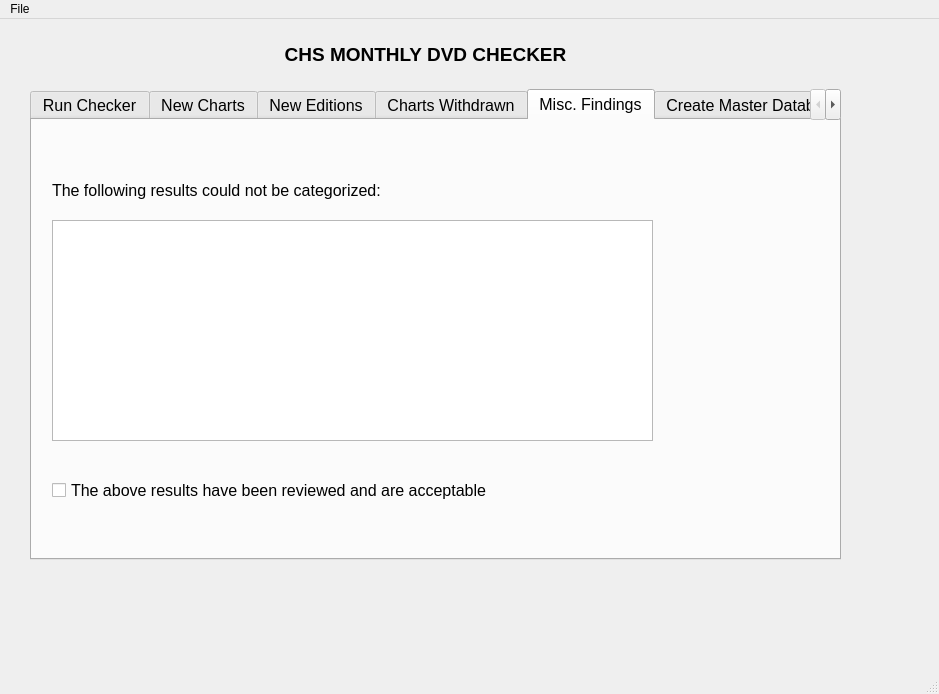
First picture: the form in CHS_DVD_Checker.ui, repository Mabus00/CHS-DVD-Reader, before the edit.
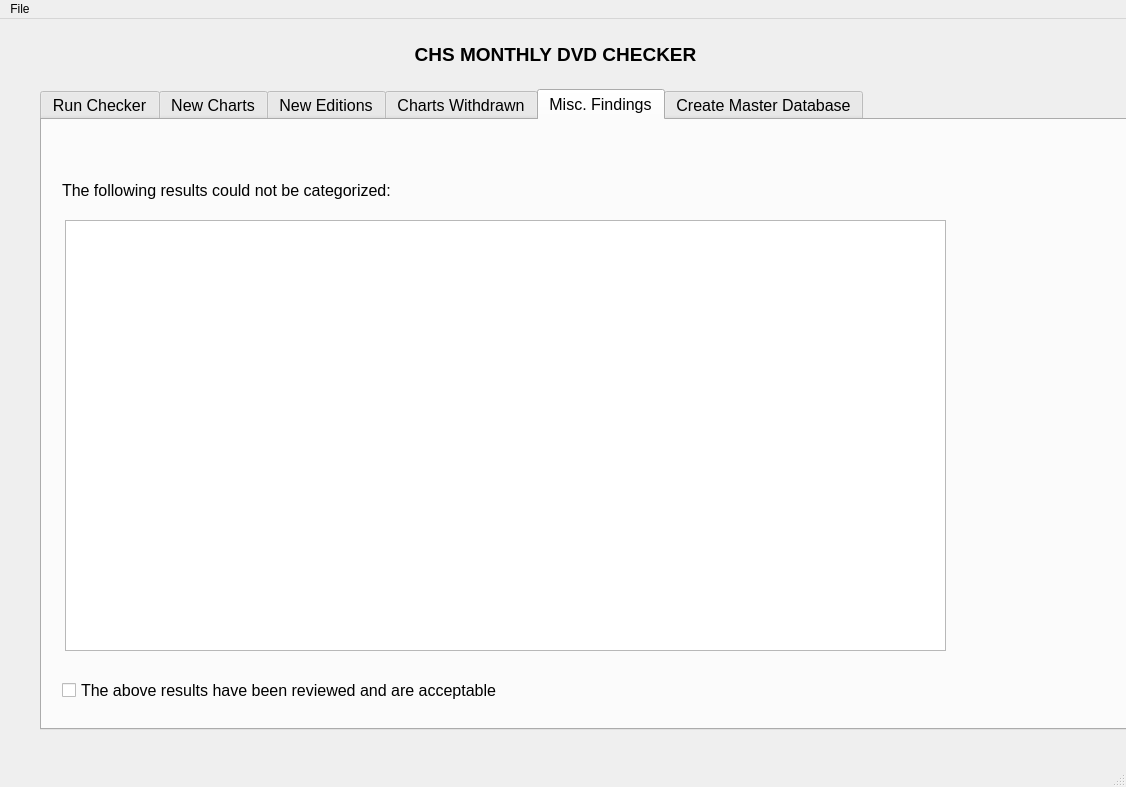
Second picture: the form after the edit. The open tabs and pages were chosen to show the change.

The edit to the form file:
```diff
--- a/CHS_DVD_Checker.ui
+++ b/CHS_DVD_Checker.ui
@@ -6,8 +6,8 @@
    <rect>
     <x>0</x>
     <y>0</y>
-    <width>939</width>
-    <height>694</height>
+    <width>1126</width>
+    <height>787</height>
    </rect>
   </property>
   <property name="sizePolicy">
@@ -23,7 +23,7 @@
    <widget class="QLabel" name="title">
     <property name="geometry">
      <rect>
-      <x>250</x>
+      <x>380</x>
       <y>10</y>
       <width>351</width>
       <height>51</height>
@@ -46,10 +46,10 @@
    <widget class="QTabWidget" name="tabWidget">
     <property name="geometry">
      <rect>
-      <x>30</x>
+      <x>40</x>
       <y>70</y>
-      <width>811</width>
-      <height>471</height>
+      <width>1091</width>
+      <height>641</height>
      </rect>
     </property>
     <property name="sizePolicy">
@@ -235,16 +235,6 @@
      <attribute name="title">
       <string>Misc. Findings</string>
      </attribute>
-     <widget class="QTextBrowser" name="errorsTextBrowser">
-      <property name="geometry">
-       <rect>
-        <x>20</x>
-        <y>100</y>
-        <width>601</width>
-        <height>221</height>
-       </rect>
-      </property>
-     </widget>
      <widget class="QLabel" name="newChartsLabel_4">
       <property name="geometry">
        <rect>
@@ -262,7 +252,7 @@
       <property name="geometry">
        <rect>
         <x>20</x>
-        <y>360</y>
+        <y>560</y>
         <width>451</width>
         <height>21</height>
        </rect>
@@ -271,6 +261,16 @@
        <string>The above results have been reviewed and are acceptable</string>
       </property>
      </widget>
+     <widget class="QTextEdit" name="errorsTextBrowser">
+      <property name="geometry">
+       <rect>
+        <x>23</x>
+        <y>100</y>
+        <width>881</width>
+        <height>431</height>
+       </rect>
+      </property>
+     </widget>
     </widget>
     <widget class="QWidget" name="rebuild_database">
      <attribute name="title">
@@ -368,7 +368,7 @@
     <rect>
      <x>0</x>
      <y>0</y>
-     <width>939</width>
+     <width>1126</width>
      <height>21</height>
     </rect>
    </property>
```
Left out of the diff: 64 changed lines with no effect on the pictures.
